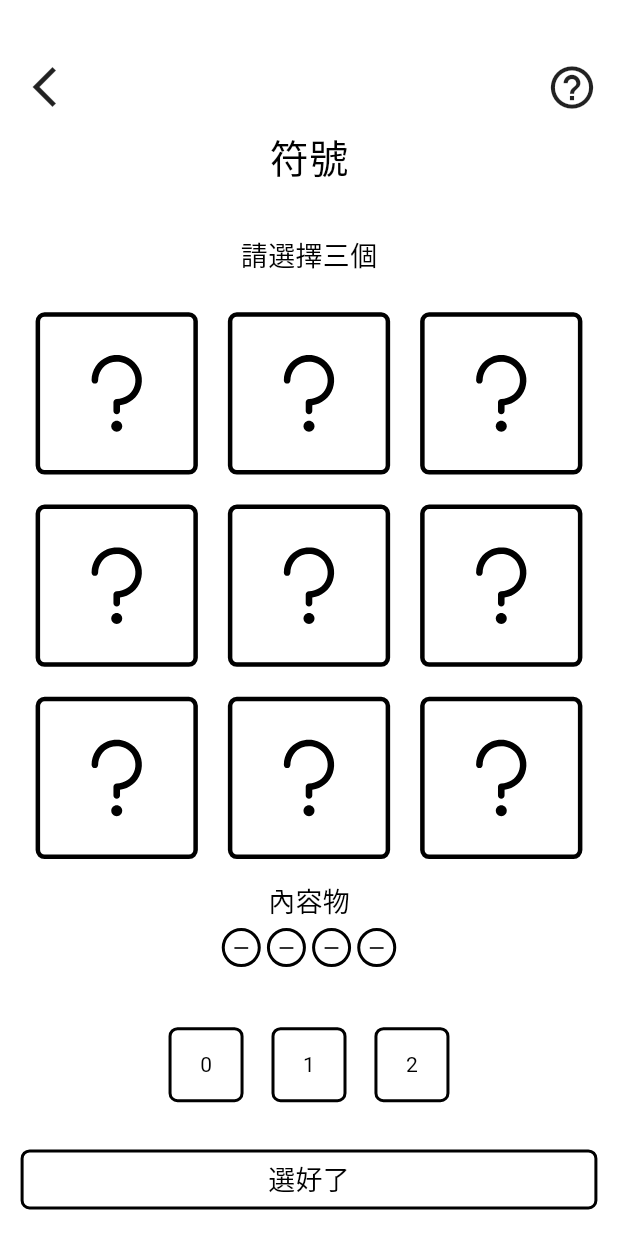
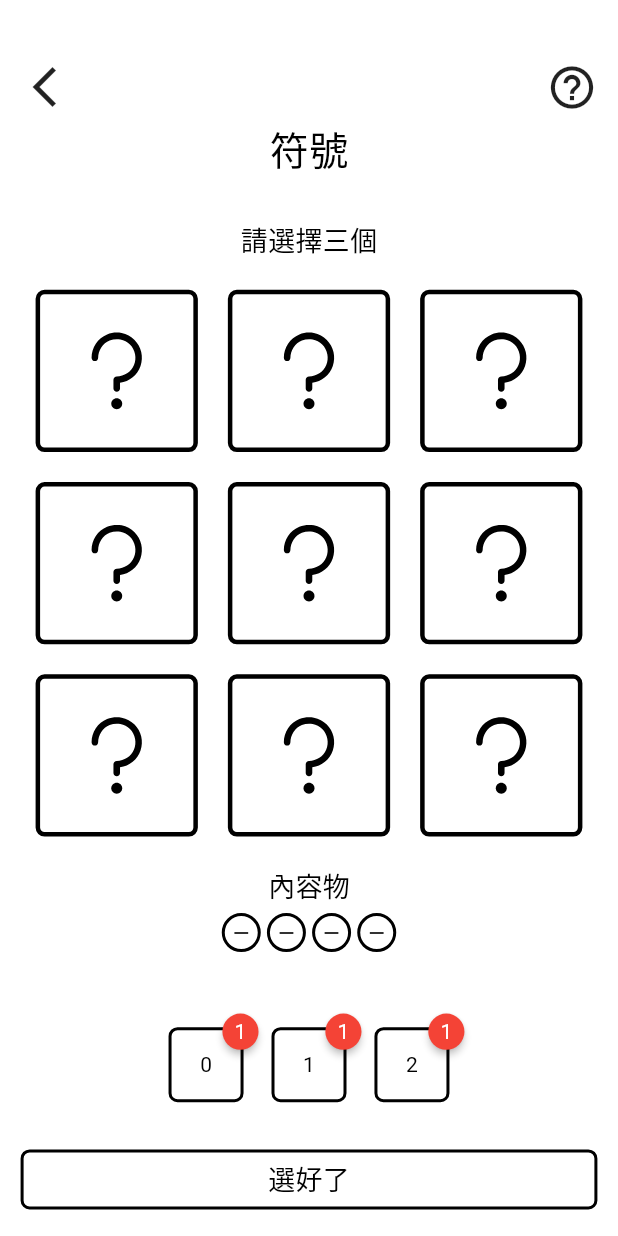
Before and after one commit to JohnsonHuang555/math_game, a Flutter app: the PlaySessionScreen screen opened by its route, on a phone screen of 412 x 824 dp. Run offline on Flutter 3.47's test engine with Material 3 defaults, Android fonts, the phone set to English and light mode, and no system bars; drawn by our look-alikes of badges; our stand-ins replace audioplayers, cloud_firestore, firebase_core, firebase_crashlytics, flutter_dotenv, flutter_svg and 5 more; missing offline and left inert: function_tree, material_dialogs; accounts and stored records are empty; project files that could hold a hidden picture were left out.

```diff
--- a/lib/play_session/item_list.dart
+++ b/lib/play_session/item_list.dart
@@ -1,4 +1,5 @@
 import 'package:flutter/material.dart';
+import 'package:badges/badges.dart' as badges;
 
 /// 道具列表元件
 class ItemList extends StatelessWidget {
@@ -7,7 +8,17 @@ class ItemList extends StatelessWidget {
   List<Widget> getItemList() {
     return List.generate(
       3,
-      (index) => Container(
+      (index) => badges.Badge(
+        onTap: () {},
+        badgeContent: Text(
+          '1',
+          style: TextStyle(
+            color: Colors.white,
+          ),
+        ),
+        position: badges.BadgePosition.topEnd(top: -15),
+        badgeStyle: badges.BadgeStyle(padding: EdgeInsets.all(8)),
+        child: Container(
           width: 50,
           height: 50,
           decoration: BoxDecoration(
@@ -22,6 +33,7 @@ class ItemList extends StatelessWidget {
             ),
           ),
         ),
+      ),
     );
   }
 
--- a/lib/play_session/session_step/step_combine_formula.dart
+++ b/lib/play_session/session_step/step_combine_formula.dart
@@ -98,7 +98,7 @@ class StepCombineFormula extends StatelessWidget {
             fontSize: 18,
           ),
         ),
-        SizedBox(height: 15),
+        SizedBox(height: 10),
         Container(
           width: double.infinity,
           height: 270,
--- a/lib/play_session/session_step/step_select_number.dart
+++ b/lib/play_session/session_step/step_select_number.dart
@@ -43,7 +43,7 @@ class StepSelectNumber extends StatelessWidget {
             fontSize: 18,
           ),
         ),
-        SizedBox(height: 15),
+        SizedBox(height: 10),
         GameBoard(
           items: items,
           onSelect: (index) {
@@ -52,7 +52,7 @@ class StepSelectNumber extends StatelessWidget {
           showSelectResult: showSelectResult,
           selectedItems: selectedNumbers,
         ),
-        SizedBox(height: 5),
+        SizedBox(height: 10),
         ContentHint(),
       ],
     );
--- a/lib/play_session/session_step/step_select_symbol.dart
+++ b/lib/play_session/session_step/step_select_symbol.dart
@@ -42,7 +42,7 @@ class StepSelectSymbol extends StatelessWidget {
             fontSize: 18,
           ),
         ),
-        SizedBox(height: 15),
+        SizedBox(height: 10),
         GameBoard(
           items: items,
           onSelect: (index) {
@@ -51,7 +51,7 @@ class StepSelectSymbol extends StatelessWidget {
           showSelectResult: showSelectResult,
           selectedItems: selectedSymbols,
         ),
-        SizedBox(height: 5),
+        SizedBox(height: 10),
         ContentHint(),
       ],
     );
--- a/lib/style/palette.dart
+++ b/lib/style/palette.dart
@@ -25,7 +25,7 @@ import 'package:flutter/material.dart';
 class Palette {
   Color get pen => const Color(0xff1d75fb); // #1d75fb
   Color get darkPen => const Color(0xFF0050bc); // #0050bc
-  Color get redPen => const Color(0xFFd10841); // #d10841
+  Color get redPen => Color.fromARGB(255, 196, 78, 78); // #d10841
   Color get inkFullOpacity => Color.fromARGB(255, 0, 0, 0); // #352b42
   Color get ink => Color.fromARGB(255, 0, 0, 0); // #352b42
   Color get backgroundMain => Color.fromARGB(255, 255, 255, 255);
--- a/pubspec.yaml
+++ b/pubspec.yaml
@@ -32,6 +32,7 @@ dependencies:
   uuid: ^4.3.3
   fluttertoast: ^8.2.4
   intl: ^0.19.0
+  badges: ^3.1.2
 
 dev_dependencies:
   flutter_lints: ^3.0.0
```
Also changed, not shown: lib/game_internals/game_state.dart (+21 -0 lines), lib/play_session/play_session_screen.dart (+67 -23 lines), pubspec.lock. Lines whose indentation alone changed are shown as unchanged.
